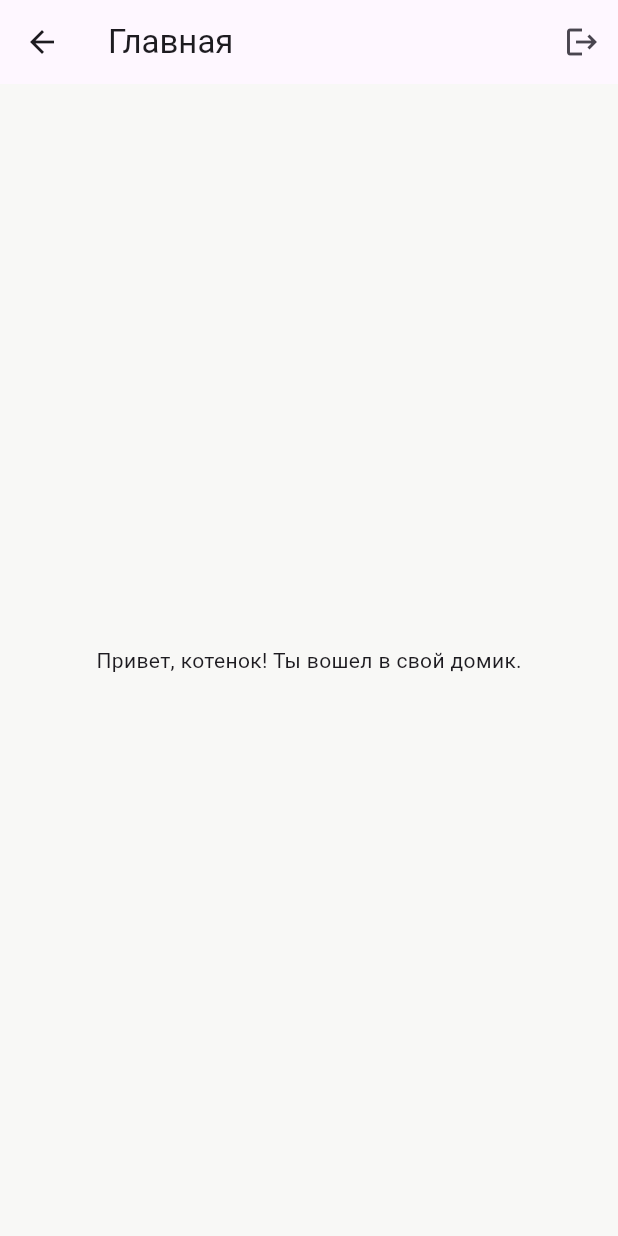
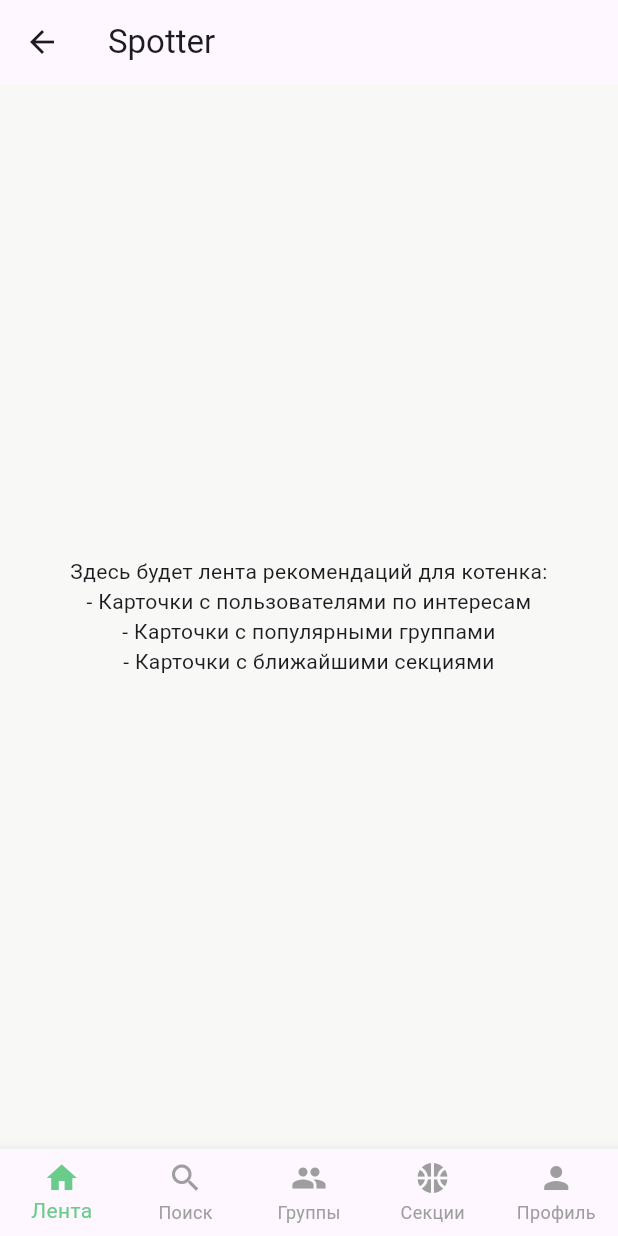
Before and after one commit to Glnllz/spotter, a Flutter app: the HomePage screen opened by its route, on a phone screen of 412 x 824 dp. Run offline on Flutter 3.47's test engine with Material 3 defaults, Android fonts, the light colour scheme and no system bars; our stand-ins replace supabase_flutter; accounts and stored records are empty.

Commit message:
feat:добавление всех шаблонов страниц и исправление

```diff
--- a/lib/pages/forgot_password_page.dart
+++ b/lib/pages/forgot_password_page.dart
@@ -1,5 +1,3 @@
-// lib/pages/forgot_password_page.dart
-
 import 'package:flutter/material.dart';
 import 'package:supabase_flutter/supabase_flutter.dart';
 
--- /dev/null
+++ b/lib/pages/home_feed_widget.dart
@@ -0,0 +1,36 @@
+import 'package:flutter/material.dart';
+
+// Этот виджет будет отвечать за отображение ленты на главной странице.
+class HomeFeedWidget extends StatelessWidget {
+  const HomeFeedWidget({super.key});
+
+  @override
+  Widget build(BuildContext context) {
+    return Scaffold(
+      appBar: AppBar(
+        title: const Text('Spotter'),
+        centerTitle: false,
+      ),
+      body: const Center(
+        child: Text(
+          'Здесь будет лента рекомендаций для котенка:\n'
+          '- Карточки с пользователями по интересам\n'
+          '- Карточки с популярными группами\n'
+          '- Карточки с ближайшими секциями',
+          textAlign: TextAlign.center,
+        ),
+      ),
+    );
+    // ---
+    // ЗАДАЧИ ДЛЯ КОМАНДЫ:
+    // 1. Сделать запрос к Supabase, чтобы получить данные для ленты.
+    //    - profiles: отфильтровать по `interests` текущего пользователя.
+    //    - groups: отсортировать по количеству участников.
+    //    - section_events: отфильтровать по ближайшей дате.
+    // 2. Создать красивые виджеты-карточки для каждого типа контента.
+    // 3. Собрать все в один прокручиваемый список (ListView.builder).
+    // 4. Каждая карточка должна быть кликабельной и вести на соответствующую
+    //    страницу деталей (профиль, группа, секция).
+    // ---
+  }
+}
--- a/lib/pages/home_page.dart
+++ b/lib/pages/home_page.dart
@@ -1,34 +1,79 @@
+// lib/pages/home_page.dart
+
 import 'package:flutter/material.dart';
-import '../main.dart'; // Импортируем для доступа к supabase
 
-// Это временная заглушка для главной страницы.
-// Здесь будет лента, поиск и все остальное.
-class HomePage extends StatelessWidget {
+// Импортируем все страницы, которые будут в навигации
+import 'home_feed_widget.dart';
+import 'search_page.dart';
+import 'groups_page.dart';
+import 'sections_page.dart';
+import 'profile_page.dart';
+
+class HomePage extends StatefulWidget {
   const HomePage({super.key});
+
+  @override
+  State<HomePage> createState() => _HomePageState();
+}
+
+class _HomePageState extends State<HomePage> {
+  // Индекс выбранной вкладки (начинаем с 0 - Лента)
+  int _selectedIndex = 0;
+
+  // Список всех виджетов/страниц для навигации
+  static const List<Widget> _widgetOptions = <Widget>[
+    HomeFeedWidget(), // Индекс 0
+    SearchPage(),     // Индекс 1
+    GroupsPage(),     // Индекс 2
+    SectionsPage(),   // Индекс 3
+    ProfilePage(),    // Индекс 4
+  ];
+
+  // Функция, которая вызывается при нажатии на вкладку
+  void _onItemTapped(int index) {
+    setState(() {
+      _selectedIndex = index;
+    });
+  }
 
   @override
   Widget build(BuildContext context) {
     return Scaffold(
-      appBar: AppBar(
-        title: const Text('Главная'),
-        actions: [
-          // Добавим кнопку выхода, чтобы можно было легко тестировать вход/выход.
-          IconButton(
-            icon: const Icon(Icons.logout),
-            onPressed: () async {
-              // Команда "Дворец, я ухожу".
-              await supabase.auth.signOut();
-
-              // Отправляем котенка обратно на страницу входа.
-              // pushAndRemoveUntil удаляет все экраны "под" новым,
-              // чтобы котенок не мог вернуться на главный экран кнопкой "назад".
-              Navigator.of(context).pushNamedAndRemoveUntil('/login', (route) => false);
-            },
-          )
+      // В качестве тела показываем виджет из списка по текущему индексу
+      body: Center(
+        child: _widgetOptions.elementAt(_selectedIndex),
+      ),
+      // А вот и сама панель навигации
+      bottomNavigationBar: BottomNavigationBar(
+        // Иконки для каждой вкладки
+        items: const <BottomNavigationBarItem>[
+          BottomNavigationBarItem(
+            icon: Icon(Icons.home),
+            label: 'Лента',
+          ),
+          BottomNavigationBarItem(
+            icon: Icon(Icons.search),
+            label: 'Поиск',
+          ),
+          BottomNavigationBarItem(
+            icon: Icon(Icons.group),
+            label: 'Группы',
+          ),
+          BottomNavigationBarItem(
+            icon: Icon(Icons.sports_basketball),
+            label: 'Секции',
+          ),
+          BottomNavigationBarItem(
+            icon: Icon(Icons.person),
+            label: 'Профиль',
+          ),
         ],
-      ),
-      body: const Center(
-        child: Text('Привет, котенок! Ты вошел в свой домик.'),
+        currentIndex: _selectedIndex, // Какая вкладка сейчас активна
+        selectedItemColor: Theme.of(context).primaryColor, // Цвет активной иконки
+        unselectedItemColor: Colors.grey, // Цвет неактивных иконок
+        onTap: _onItemTapped, // Что делать при нажатии
+        showUnselectedLabels: true, // Показывать подписи у неактивных иконок
+        type: BottomNavigationBarType.fixed, // Чтобы все вкладки были видны
       ),
     );
   }
```
Also changed, not shown: lib/main.dart (+9 -0 lines), lib/pages/create_group_page.dart (added, +46 -0 lines), lib/pages/edit_profile_page.dart (added, +49 -0 lines), lib/pages/group_details_page.dart (added, +47 -0 lines), lib/pages/groups_page.dart (added, +36 -0 lines), lib/pages/profile_page.dart (added, +68 -0 lines), lib/pages/search_page.dart (added, +31 -0 lines), lib/pages/section_details_page.dart (added, +47 -0 lines), lib/pages/sections_page.dart (added, +27 -0 lines), lib/pages/splash_page.dart (+4 -18 lines).
